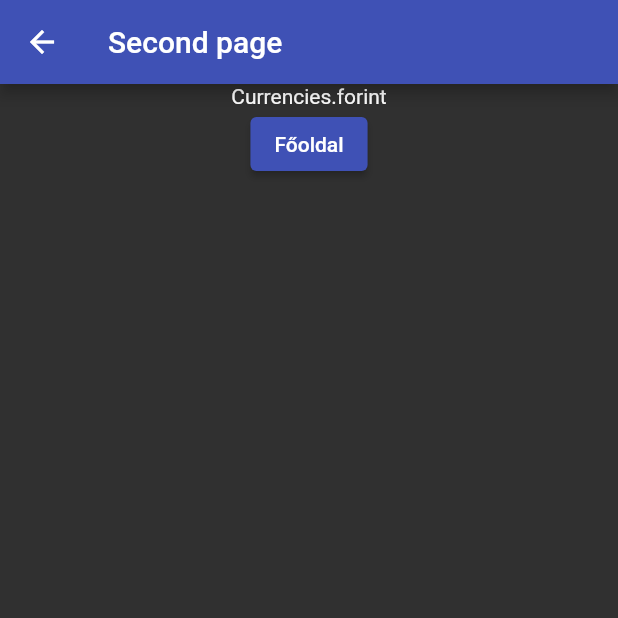
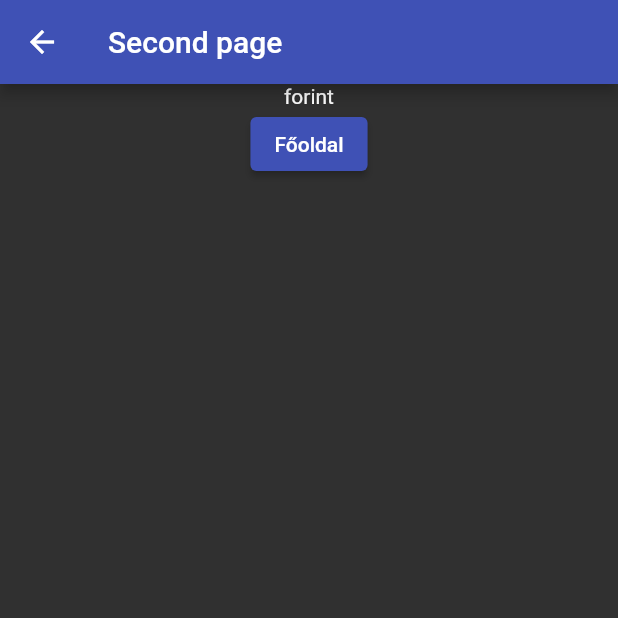
Before and after one commit to kurjakrichard/flutter_kezdo, a Flutter app: the screen it shows after launch, after a tap on "Másik lap", on a phone screen of 412 x 824 dp, the top half of it. Run offline on Flutter 3.47's test engine with Material 2 defaults, Android fonts, the phone set to English and light mode, and no system bars.

Commit message:
Fix enum text display

```diff
--- a/lib/main.dart
+++ b/lib/main.dart
@@ -17,7 +17,8 @@ class MyApp extends StatelessWidget {
           appBarTheme: const AppBarTheme(color: Colors.indigo),
           elevatedButtonTheme: ElevatedButtonThemeData(
               style: ElevatedButton.styleFrom(
-                  primary: Colors.indigo, onPrimary: Colors.white))),
+                  foregroundColor: Colors.white,
+                  backgroundColor: Colors.indigo))),
       home: const MainWindow(),
     );
   }
--- a/lib/screens/main_window.dart
+++ b/lib/screens/main_window.dart
@@ -58,8 +58,7 @@ class MainWindowState extends State<MainWindow> {
             child: const Text('Másik lap'),
             onPressed: () {
               Navigator.push(context, MaterialPageRoute(builder: (context) {
-                return SecondWindow(
-                    actualcurrency: _currencySelected.toString());
+                return SecondWindow(actualcurrency: _currencySelected.name);
               }));
             },
           ),
@@ -74,7 +73,7 @@ class MainWindowState extends State<MainWindow> {
     double rate = double.parse(rateController.text);
 
     double futureAmount = amount + (amount * term * rate) / 100;
-    return 'A befektetésed $term év múlva $futureAmount $_currencySelected-t fog érni.';
+    return 'A befektetésed $term év múlva $futureAmount ${_currencySelected.name}-t fog érni.';
   }
 
   void reset() {
```
